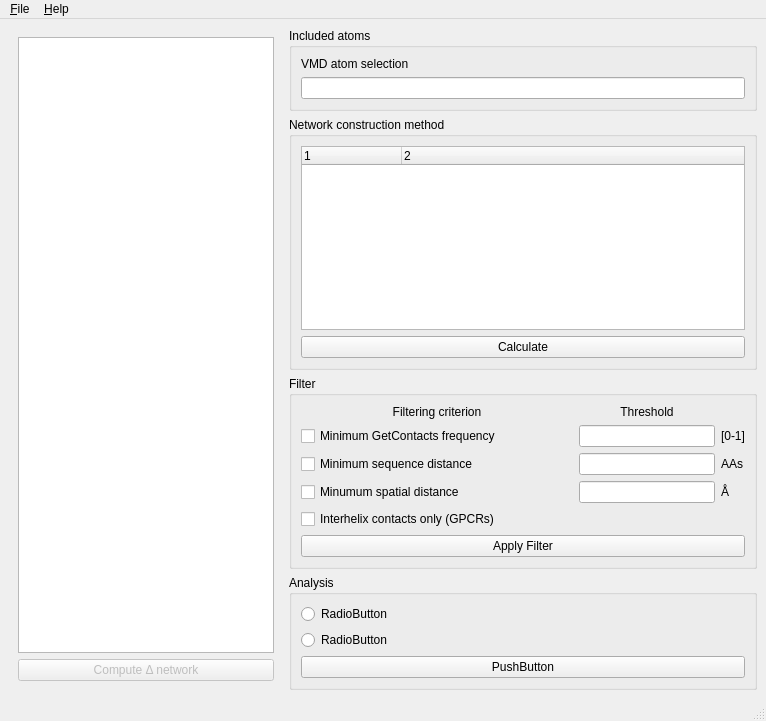
This is gui/alloviz_main.ui in frannerin/AlloViz as Qt 5 draws it before an edit. The edited form follows.
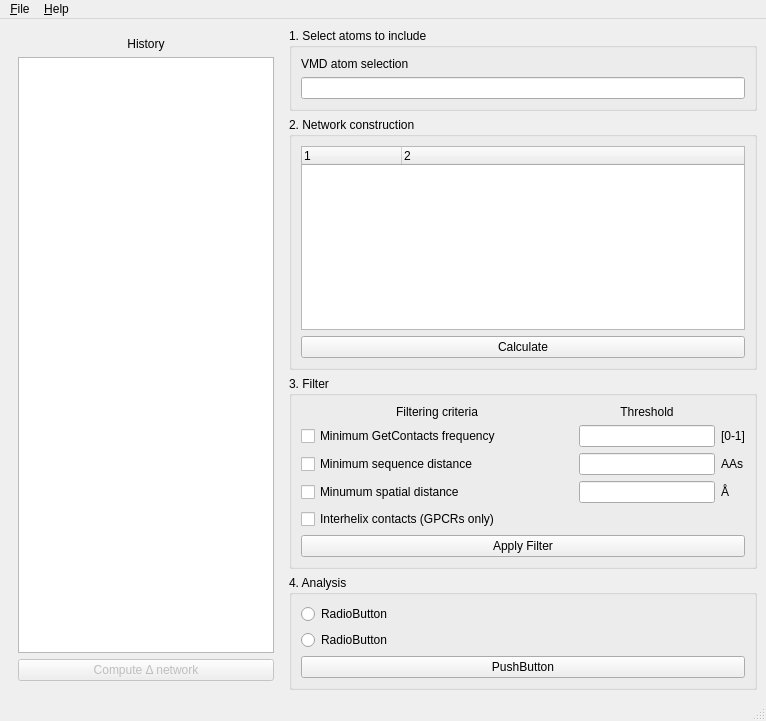
This is the edited form.

```diff
--- a/gui/alloviz_main.ui
+++ b/gui/alloviz_main.ui
@@ -40,7 +40,7 @@
            </sizepolicy>
           </property>
           <property name="title">
-           <string>Included atoms</string>
+           <string>1. Select atoms to include</string>
           </property>
           <layout class="QVBoxLayout" name="verticalLayout_8">
            <item>
@@ -75,7 +75,7 @@
            <bool>true</bool>
           </property>
           <property name="title">
-           <string>Network construction method</string>
+           <string>2. Network construction</string>
           </property>
           <layout class="QVBoxLayout" name="verticalLayout_4">
            <item>
@@ -108,7 +108,7 @@
         <item>
          <widget class="QGroupBox" name="groupBox_2">
           <property name="title">
-           <string>Filter</string>
+           <string>3. Filter</string>
           </property>
           <layout class="QGridLayout" name="gridLayout_2" columnstretch="200,100,0">
            <item row="3" column="0">
@@ -182,14 +182,14 @@
            <item row="4" column="0" colspan="3">
             <widget class="QCheckBox" name="interhelixCheck">
              <property name="text">
-              <string>Interhelix contacts only (GPCRs)</string>
+              <string>Interhelix contacts (GPCRs only)</string>
              </property>
             </widget>
            </item>
            <item row="0" column="0">
             <widget class="QLabel" name="label_6">
              <property name="text">
-              <string>Filtering criterion</string>
+              <string>Filtering criteria</string>
              </property>
              <property name="alignment">
               <set>Qt::AlignCenter</set>
@@ -202,7 +202,7 @@
         <item>
          <widget class="QGroupBox" name="groupBox_3">
           <property name="title">
-           <string>Analysis</string>
+           <string>4. Analysis</string>
           </property>
           <layout class="QVBoxLayout" name="verticalLayout_6">
            <item>
@@ -236,6 +236,22 @@
     <item row="0" column="0">
      <widget class="QWidget" name="widget_2" native="true">
       <layout class="QVBoxLayout" name="verticalLayout_9">
+       <item>
+        <widget class="QLabel" name="label_7">
+         <property name="sizePolicy">
+          <sizepolicy hsizetype="Preferred" vsizetype="Fixed">
+           <horstretch>0</horstretch>
+           <verstretch>0</verstretch>
+          </sizepolicy>
+         </property>
+         <property name="text">
+          <string>History</string>
+         </property>
+         <property name="alignment">
+          <set>Qt::AlignCenter</set>
+         </property>
+        </widget>
+       </item>
        <item>
         <widget class="QListView" name="historyList">
          <property name="sizePolicy">
```
Left out of the diff: 18 changed lines with no effect on the pictures.
